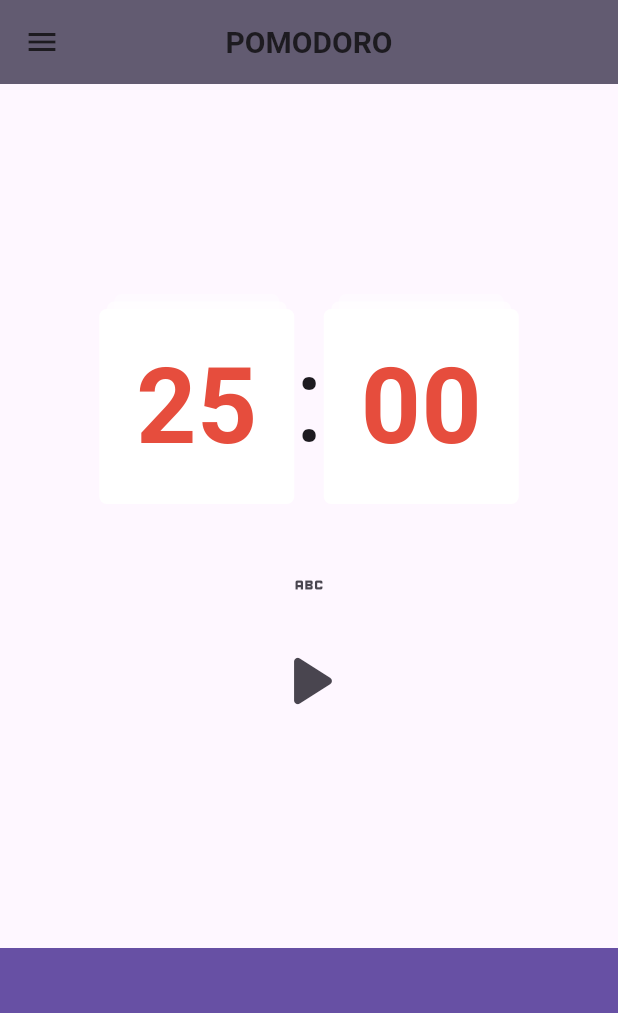
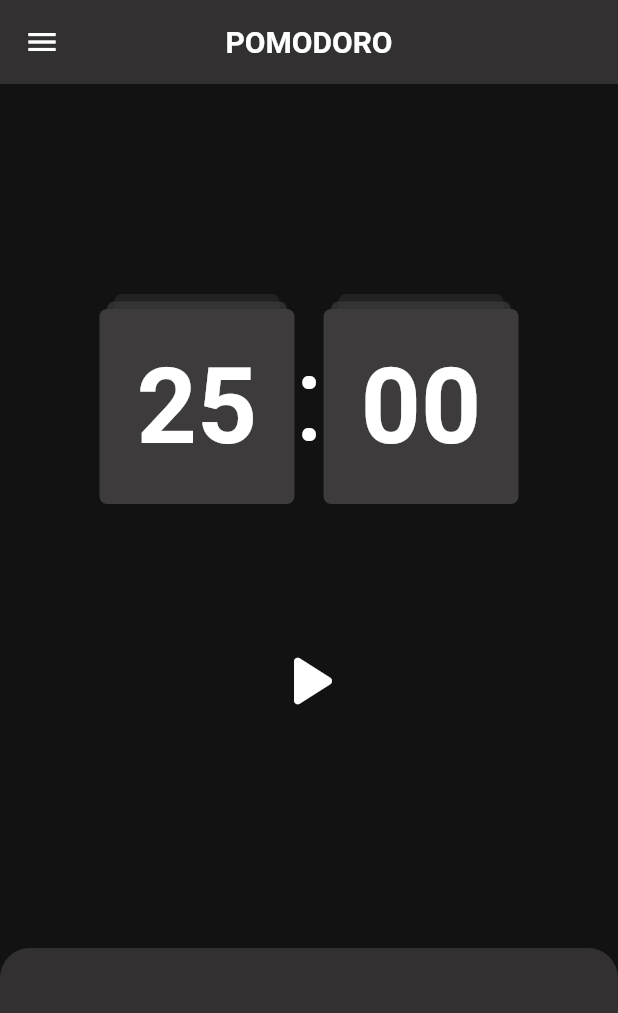
Before and after one commit to JoohanJin/POMODORO, a Flutter app: the screen it shows after launch, on a phone screen of 412 x 824 dp. Shown: the top 1013 px of the screen. Run offline on Flutter 3.47's test engine with Material 2 defaults, Android fonts, the phone set to English and light mode, and no system bars; missing offline and left inert: pausable_timer.

Commit message:
establish the color theme

```diff
--- a/lib/main.dart
+++ b/lib/main.dart
@@ -11,13 +11,26 @@
   @override
   Widget build(BuildContext context) {
     return MaterialApp(
-      theme: ThemeData.light(
-        useMaterial3: true,
+      theme: ThemeData(
+        brightness: Brightness.light,
+        colorScheme: const ColorScheme.light(
+          primary: Color(0xFF8EA4D2),
+          secondary: Color(0xFF6279b8),
+          onPrimary: Colors.black,
+          primaryContainer: Colors.black,
+          onPrimaryContainer: Colors.white,
+        ),
       ),
-      darkTheme: ThemeData.dark(
-        useMaterial3: true,
+      darkTheme: ThemeData(
+        brightness: Brightness.dark,
+        colorScheme: const ColorScheme.dark(
+          primary: Color(0xFF323031),
+          secondary: Color(0xff3d3b3c),
+          primaryContainer: Colors.white,
+          onPrimary: Colors.white,
+        ),
       ),
-      themeMode: ThemeMode.system,
+      themeMode: ThemeMode.dark,
       home: const HomeScreen(),
     );
   }
--- a/lib/screens/home_screen.dart
+++ b/lib/screens/home_screen.dart
@@ -83,9 +83,11 @@
   @override
   Widget build(BuildContext context) {
     return Scaffold(
+      backgroundColor: Theme.of(context).colorScheme.surface,
+      drawer: const Drawer(),
       appBar: AppBar(
         centerTitle: true,
-        backgroundColor: Theme.of(context).colorScheme.secondary,
+        backgroundColor: Theme.of(context).colorScheme.primary,
         title: const Text(
           "POMODORO",
           style: TextStyle(
@@ -123,14 +125,11 @@
                     height: 30,
                   ),
                   SizedBox(
-                      height: 50,
-                      child: ListView(
-                        children: [
-                          IconButton(
-                              onPressed: () {},
-                              icon: const Icon(Icons.abc_outlined))
-                        ],
-                      )),
+                    height: 50,
+                    child: ListView(
+                      children: const [],
+                    ),
+                  ),
                   IconButton(
                     onPressed: onPlayPauseTap,
                     icon: Icon(started
@@ -144,13 +143,24 @@
           ),
           Flexible(
             flex: 1,
-            child: Container(
-              color: Theme.of(context).colorScheme.primary,
+            child: Row(
+              children: [
+                Expanded(
+                  child: Container(
+                    decoration: BoxDecoration(
+                      color: Theme.of(context).colorScheme.primary,
+                      borderRadius: const BorderRadius.only(
+                        topLeft: Radius.circular(20),
+                        topRight: Radius.circular(20),
+                      ),
+                    ),
+                  ),
+                ),
+              ],
             ),
           ),
         ],
       ),
-      drawer: const Drawer(),
     );
   }
 }
--- a/lib/widgets/timer_card.dart
+++ b/lib/widgets/timer_card.dart
@@ -27,7 +27,7 @@
             width: 110,
             height: 100,
             decoration: BoxDecoration(
-              color: Colors.white.withOpacity(0.4),
+              color: Theme.of(context).colorScheme.secondary.withOpacity(0.4),
               borderRadius: BorderRadius.circular(5),
             ),
           ),
@@ -37,9 +37,7 @@
               width: 120,
               height: 120,
               decoration: BoxDecoration(
-                color: Colors.white.withOpacity(
-                  0.6,
-                ),
+                color: Theme.of(context).colorScheme.secondary.withOpacity(0.7),
                 borderRadius: BorderRadius.circular(
                   5,
                 ),
@@ -53,15 +51,15 @@
               width: 130,
               height: 130,
               decoration: BoxDecoration(
-                color: Colors.white,
+                color: Theme.of(context).colorScheme.secondary,
                 borderRadius: BorderRadius.circular(
                   5,
                 ),
               ),
               child: Text(
                 widget.displaySeconds,
-                style: const TextStyle(
-                  color: Color(0xFFe64d3d),
+                style: TextStyle(
+                  color: Theme.of(context).colorScheme.onPrimary,
                   fontSize: 70,
                   fontWeight: FontWeight.w600,
                 ),
```
Also changed, not shown: assets/logo/Pomodoro_Logo.png (added), 2 other files.
